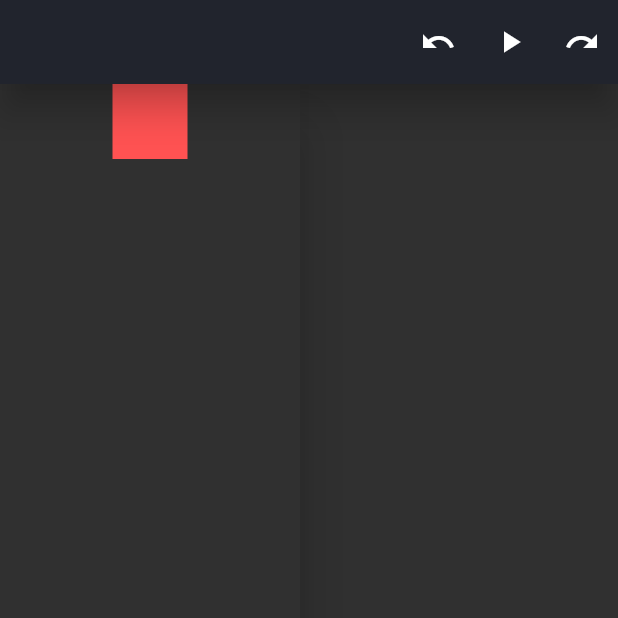
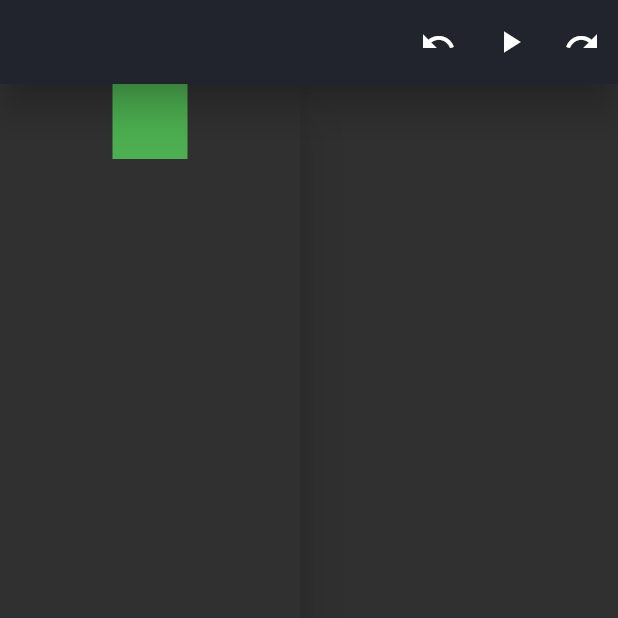
Before and after one commit to ElmekaouiHaitham/umltodart, a Flutter app: the screen it shows after launch, on a phone screen of 412 x 824 dp, the top half of it. Run offline on Flutter 3.47's test engine with Material 2 defaults, Android fonts, the light colour scheme and no system bars.

Commit message:
the working version

```diff
--- a/lib/models/shape.dart
+++ b/lib/models/shape.dart
@@ -1,12 +1,36 @@
-import 'package:flutter/material.dart';
-import 'package:flutter/src/foundation/key.dart';
-import 'package:flutter/src/widgets/framework.dart';
+// import 'package:flutter/material.dart';
+// import 'package:flutter/src/foundation/key.dart';
+// import 'package:flutter/src/widgets/framework.dart';
 
-// abstract class Shape extends StatefulWidget {
+// // abstract class Shape extends StatefulWidget {
+// //   double xPos;
+// //   double yPos;
+// //   Shape({Key? key, required this.xPos, required this.yPos}) : super(key: key);
+// //   Widget _buildShape();
+// //   @override
+// //   State<Shape> createState() => _ShapeState();
+// // }
+
+// // class _ShapeState extends State<Shape> {
+// //   @override
+// //   Widget build(BuildContext context) {
+// //     return Positioned(
+// //       left: widget.xPos,
+// //       top: widget.yPos,
+// //       child: Draggable<Shape>(
+// //         data: widget,
+// //         feedback: widget._buildShape(),
+// //         child: widget._buildShape(),
+// //       ),
+// //     );
+// //   }
+// // }
+
+// class Shape extends StatefulWidget {
 //   double xPos;
 //   double yPos;
 //   Shape({Key? key, required this.xPos, required this.yPos}) : super(key: key);
-//   Widget _buildShape();
+
 //   @override
 //   State<Shape> createState() => _ShapeState();
 // }
@@ -19,41 +43,17 @@ import 'package:flutter/src/widgets/framework.dart';
 //       top: widget.yPos,
 //       child: Draggable<Shape>(
 //         data: widget,
-//         feedback: widget._buildShape(),
-//         child: widget._buildShape(),
+//         feedback: _buildShape(),
+//         child: _buildShape(),
 //       ),
 //     );
 //   }
+
+//   Widget _buildShape() {
+//     return Container(
+//       width: 50,
+//       height: 50,
+//       color: Colors.redAccent,
+//     );
+//   }
 // }
-
-class Shape extends StatefulWidget {
-  double xPos;
-  double yPos;
-  Shape({Key? key, required this.xPos, required this.yPos}) : super(key: key);
-
-  @override
-  State<Shape> createState() => _ShapeState();
-}
-
-class _ShapeState extends State<Shape> {
-  @override
-  Widget build(BuildContext context) {
-    return Positioned(
-      left: widget.xPos,
-      top: widget.yPos,
-      child: Draggable<Shape>(
-        data: widget,
-        feedback: _buildShape(),
-        child: _buildShape(),
-      ),
-    );
-  }
-
-  Widget _buildShape() {
-    return Container(
-      width: 50,
-      height: 50,
-      color: Colors.redAccent,
-    );
-  }
-}
--- a/lib/view/compenents/side_bar.dart
+++ b/lib/view/compenents/side_bar.dart
@@ -1,9 +1,9 @@
 import 'package:flutter/material.dart';
 import 'package:flutter/src/foundation/key.dart';
 import 'package:flutter/src/widgets/framework.dart';
+import 'package:umltodart/models/shape.dart';
 
 import '../../constants.dart';
-import '../../models/shape.dart';
 
 class SideBar extends StatelessWidget {
   const SideBar({Key? key}) : super(key: key);
@@ -13,9 +13,27 @@ class SideBar extends StatelessWidget {
     return Drawer(
       child: Column(
         children: <Widget>[
-          Shape(
-            xPos: 0,
-            yPos: 0,
+          Draggable<Container>(
+            data: Container(
+              width: 50,
+              height: 50,
+              color: Colors.blue,
+            ),
+            feedback: Container(
+              width: 50,
+              height: 50,
+              color: Colors.blue,
+            ),
+            child: Container(
+              width: 50,
+              height: 50,
+              color: Colors.green,
+            ),
+            childWhenDragging: Container(
+              width: 50,
+              height: 50,
+              color: Colors.redAccent,
+            ),
           )
         ],
       ),
--- a/lib/view/home_page.dart
+++ b/lib/view/home_page.dart
@@ -175,7 +175,7 @@ class _HomePageState extends State<HomePage> {
                 child: SizedBox(
                   width: width,
                   height: height,
-                  child: DragTarget<Shape>(
+                  child: DragTarget<Container>(
                     builder: (context, _, __) {
                       return Stack(
                           children: shapes.map((e) {
```
